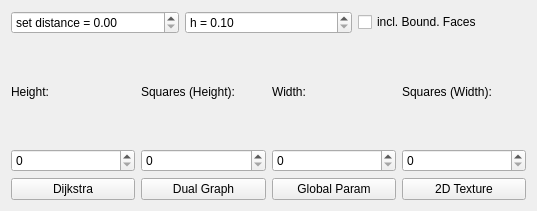
Above: MastersThesisToolbarBase.ui from Wuschelbueb/interactive-quadmesh-design before the change. Below: the same form after it.
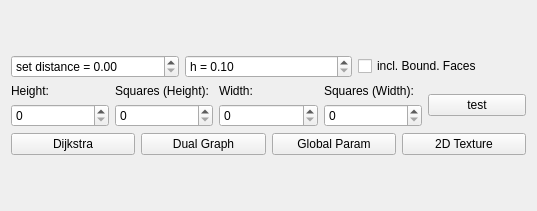
That is the form after the change.

Commit message: added button which enables the selection with mouse

```diff
--- a/MastersThesisToolbarBase.ui
+++ b/MastersThesisToolbarBase.ui
@@ -114,6 +114,16 @@
          </item>
         </layout>
        </item>
+       <item>
+        <widget class="QPushButton" name="testButton">
+         <property name="text">
+          <string>test</string>
+         </property>
+         <property name="checkable">
+          <bool>true</bool>
+         </property>
+        </widget>
+       </item>
       </layout>
      </item>
      <item>
```
